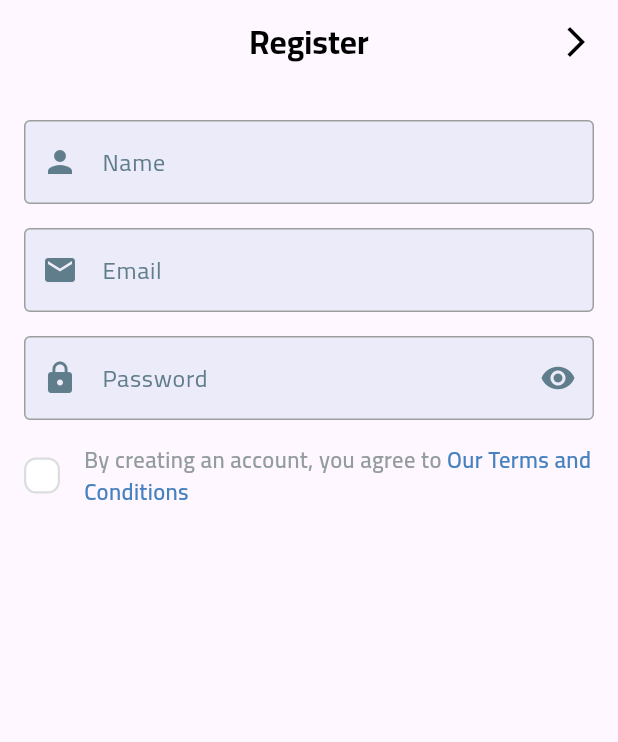
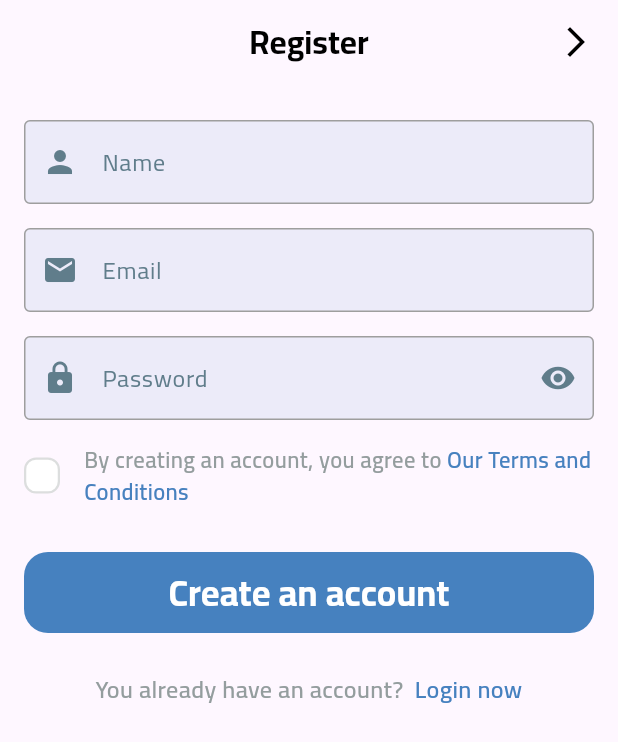
Before and after one commit to abdulrahmanibrahimdawood/e-commerce-app, a Flutter app: the SignupView screen opened by its route, on a phone screen of 412 x 824 dp. Shown: the top 742 px of the screen. Run offline on Flutter 3.47's test engine with Material 3 defaults, Android fonts, the phone set to English and light mode, and no system bars; our stand-ins replace dots_indicator, flutter_svg, shared_preferences; accounts and stored records are empty.

Commit message:
finish signup ui

```diff
--- /dev/null
+++ b/lib/features/auth/presentation/views/widgets/have_an_account_widget.dart
@@ -0,0 +1,47 @@
+import 'package:e_commerce/core/utils/app_color.dart';
+import 'package:flutter/gestures.dart';
+import 'package:flutter/material.dart';
+
+class HaveAnAccountWidget extends StatelessWidget {
+  const HaveAnAccountWidget({
+    super.key,
+  });
+
+  @override
+  Widget build(BuildContext context) {
+    return Text.rich(
+      TextSpan(
+        children: [
+          const TextSpan(
+            text: "You already have an account?",
+            style: TextStyle(
+              fontSize: 16,
+              fontFamily: 'Cairo',
+              fontWeight: FontWeight.w600,
+              color: Color(0xFF949D9E),
+            ),
+          ),
+          const TextSpan(
+            text: ' ',
+            style: TextStyle(
+              color: Color(0xFF616A6B),
+            ),
+          ),
+          TextSpan(
+              recognizer: TapGestureRecognizer()
+                ..onTap = () {
+                  Navigator.pop(context);
+                },
+              text: ' Login now',
+              style: const TextStyle(
+                color: AppColor.kPrimaryColor,
+                fontSize: 16,
+                fontFamily: 'Cairo',
+                fontWeight: FontWeight.w600,
+              )),
+        ],
+      ),
+      textAlign: TextAlign.center,
+    );
+  }
+}
--- a/lib/features/auth/presentation/views/widgets/signup_view_body.dart
+++ b/lib/features/auth/presentation/views/widgets/signup_view_body.dart
@@ -1,5 +1,7 @@
 import 'package:e_commerce/constants.dart';
+import 'package:e_commerce/core/widgets/custom_button.dart';
 import 'package:e_commerce/core/widgets/custom_text_form_feild.dart';
+import 'package:e_commerce/features/auth/presentation/views/widgets/have_an_account_widget.dart';
 import 'package:e_commerce/features/auth/presentation/views/widgets/terms_and_condations.dart';
 import 'package:flutter/material.dart';
 
@@ -8,15 +10,15 @@ class SignupViewBody extends StatelessWidget {
 
   @override
   Widget build(BuildContext context) {
-    return const SingleChildScrollView(
+    return SingleChildScrollView(
         child: Padding(
-      padding: EdgeInsets.symmetric(horizontal: khorizontalPadding),
+      padding: const EdgeInsets.symmetric(horizontal: khorizontalPadding),
       child: Column(
         children: [
-          SizedBox(
+          const SizedBox(
             height: 24,
           ),
-          CustomTextFormFeild(
+          const CustomTextFormFeild(
             icon: Icon(
               Icons.person,
               color: Colors.blueGrey,
@@ -24,10 +26,10 @@ class SignupViewBody extends StatelessWidget {
             textInputType: TextInputType.name,
             hintText: 'Name',
           ),
-          SizedBox(
+          const SizedBox(
             height: 16,
           ),
-          CustomTextFormFeild(
+          const CustomTextFormFeild(
             icon: Icon(
               Icons.email,
               color: Colors.blueGrey,
@@ -35,19 +37,30 @@ class SignupViewBody extends StatelessWidget {
             textInputType: TextInputType.emailAddress,
             hintText: 'Email',
           ),
-          SizedBox(
+          const SizedBox(
             height: 16,
           ),
-          CustomTextFormFeild(
+          const CustomTextFormFeild(
             suffixIcon: Icon(Icons.remove_red_eye, color: Colors.blueGrey),
             icon: Icon(Icons.lock, color: Colors.blueGrey),
             textInputType: TextInputType.visiblePassword,
             hintText: 'Password',
           ),
-          SizedBox(
+          const SizedBox(
             height: 16,
           ),
-          TermsAndCondationsWidgets()
+          const TermsAndCondationsWidgets(),
+          const SizedBox(
+            height: 30,
+          ),
+          CustomButton(
+            text: 'Create an account',
+            onPressed: () {},
+          ),
+          const SizedBox(
+            height: 26,
+          ),
+          const HaveAnAccountWidget()
         ],
       ),
     ));
```
